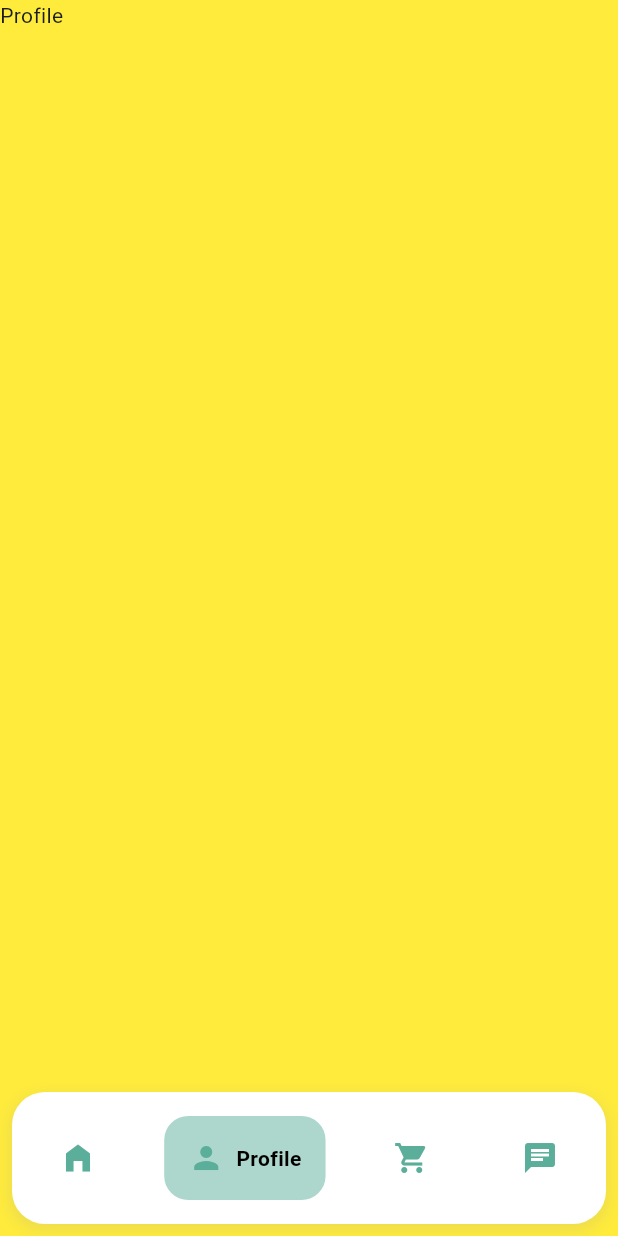
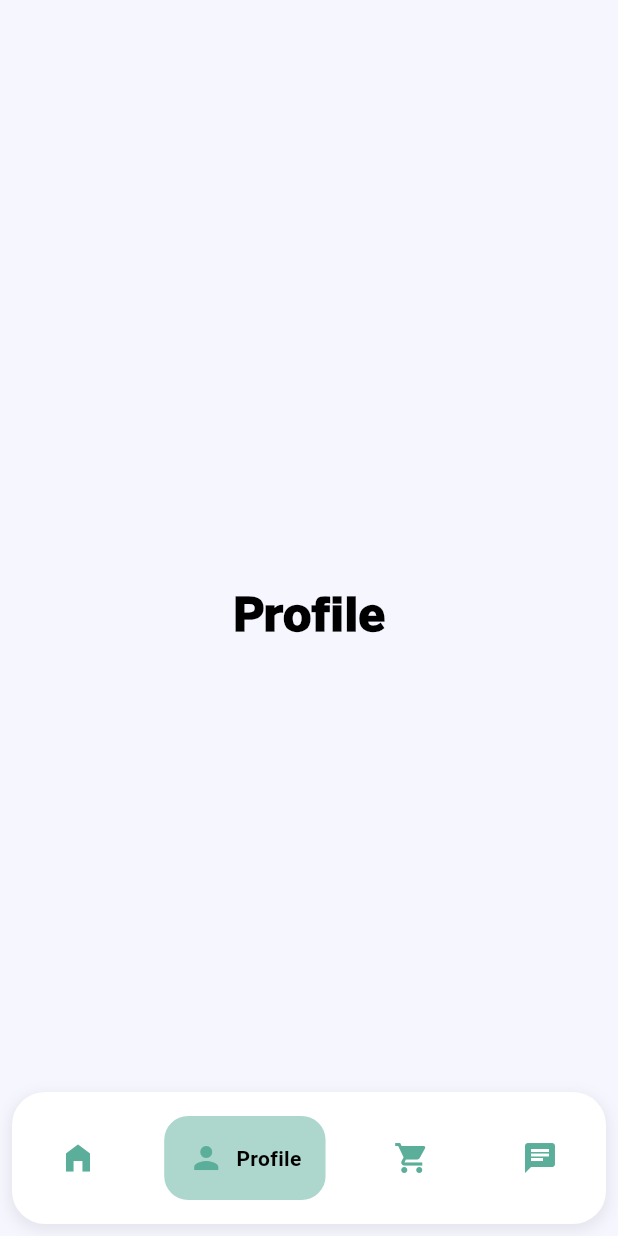
Before and after one commit to SlsabelHesham/food_app, a Flutter app: the screen it shows after launch, item 2 of the bottom bar chosen, on a phone screen of 412 x 824 dp. Run offline on Flutter 3.47's test engine with Material 3 defaults, Android fonts, the phone set to English and light mode, and no system bars; drawn by our look-alikes of google_nav_bar; our stand-ins replace cloud_firestore, equatable, firebase_core, flutter_bloc, location; accounts and stored records are empty.

Commit message:
update text style for others screen

```diff
--- a/lib/presentation/screens/chat/chat.dart
+++ b/lib/presentation/screens/chat/chat.dart
@@ -1,4 +1,5 @@
 import 'package:flutter/material.dart';
+import 'package:food_app/styles/text_styles.dart';
 
 class Chat extends StatelessWidget {
 
@@ -7,6 +8,6 @@ class Chat extends StatelessWidget {
 
   @override
   Widget build(BuildContext context) {
-    return const Text("Chat");
+    return Center(child: Text("Chat", style: TextStyles.headerHeadline(context)));
   }
 }
--- a/lib/presentation/screens/main_screen.dart
+++ b/lib/presentation/screens/main_screen.dart
@@ -42,7 +42,6 @@ class _MainScreenState extends State<MainScreen> {
     return Scaffold(
       body: _screens[_currentIndex],
       extendBody: true,
-      backgroundColor: Colors.yellow,
       bottomNavigationBar: Container(
         margin: const EdgeInsets.only(left: 8, right: 8, bottom: 8),
         decoration: BoxDecoration(
--- a/lib/presentation/screens/profile/profile.dart
+++ b/lib/presentation/screens/profile/profile.dart
@@ -1,4 +1,5 @@
 import 'package:flutter/material.dart';
+import 'package:food_app/styles/text_styles.dart';
 
 class Profile extends StatelessWidget {
 
@@ -7,6 +8,6 @@ class Profile extends StatelessWidget {
 
   @override
   Widget build(BuildContext context) {
-    return const Text("Profile");
+    return Center(child: Text("Profile", style: TextStyles.headerHeadline(context)));
   }
 }
--- a/lib/presentation/screens/shopping/shopping.dart
+++ b/lib/presentation/screens/shopping/shopping.dart
@@ -1,4 +1,5 @@
 import 'package:flutter/material.dart';
+import 'package:food_app/styles/text_styles.dart';
 
 class Shopping extends StatelessWidget {
 
@@ -7,6 +8,6 @@ class Shopping extends StatelessWidget {
 
   @override
   Widget build(BuildContext context) {
-    return const Text("Shopping");
+    return Center(child: Text("Shopping", style: TextStyles.headerHeadline(context)));
   }
 }
```
